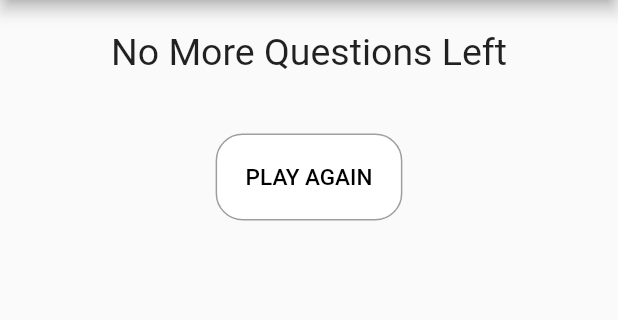
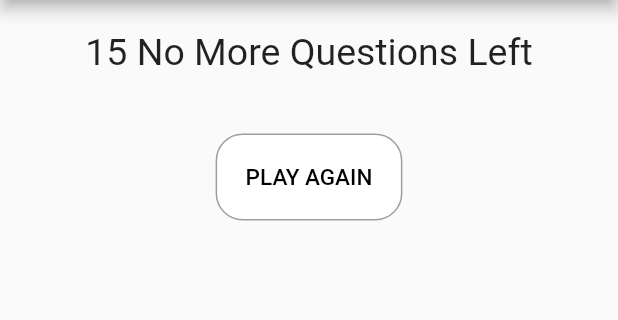
Before and after one commit to ShivamGoyal26/Personality-Quiz-App, a Flutter app: the Crap screen opened directly, after a tap on "Black", after a tap on "Tiger", after a tap on "Bmw", on a phone screen of 412 x 824 dp, the part 84-404 px from its top. Run offline on Flutter 3.47's test engine with Material 2 defaults, Android fonts, the phone set to English and light mode, and no system bars.

Commit message:
3rd commit

```diff
--- a/lib/PersonalityQuiz.dart
+++ b/lib/PersonalityQuiz.dart
@@ -1,4 +1,4 @@
-import 'dart:ffi';
+// import 'dart:ffi';
 
 import 'package:flutter/material.dart';
 import 'package:personality_quiz/main.dart';
@@ -12,6 +12,7 @@ class Crap extends StatefulWidget {
 
 class _CrapState extends State<Crap> {
   var _questionIndex = 0;
+  var _totalscore = 0;
 
   final _personalitytriatquestions = const [
     {
@@ -40,15 +41,14 @@ class _CrapState extends State<Crap> {
     },
   ];
 
-  void _answerQuestion() {
-    // _totalScore = _totalScore + score;
-
+  void _answerQuestion(int score) {
+    _totalscore = _totalscore +score;
     setState(() {
       _questionIndex = _questionIndex + 1;
-      // excute();
     });
   }
-  Void _resetQuiz() {
+
+  void _resetQuiz() {
     Navigator.push(context, MaterialPageRoute(builder: (context) => MyApp()));
   }
 
@@ -60,15 +60,15 @@ class _CrapState extends State<Crap> {
       ),
       body: _questionIndex < _personalitytriatquestions.length
           ? Column(
-              children: <Widget>[
-                Perr(
+            children: <Widget>[
+              Perr(
                   perQue: _personalitytriatquestions,
                   perIndex: _questionIndex,
                   answer: _answerQuestion,
                 ),
-              ],
-            )
-          : Result(_resetQuiz),
+            ],
+          )
+          : Result(_resetQuiz, _totalscore),
     );
   }
 }
--- a/lib/PersonalityTraitQuestions.dart
+++ b/lib/PersonalityTraitQuestions.dart
@@ -13,7 +13,7 @@ class Perr extends StatelessWidget {
       children: <Widget>[
         PersonalityStru(perQue[perIndex]['que']),
         ...(perQue[perIndex]['ans'] as List<Map<String, Object>>).map((val) {
-          return PerAns(val['text'], answer);
+          return PerAns(val['text'], (){answer(val['score']);});
         }).toList()
       ],
     );
--- a/lib/result.dart
+++ b/lib/result.dart
@@ -2,19 +2,18 @@ import 'package:flutter/material.dart';
 
 class Result extends StatelessWidget {
   final Function reset;
-  Result(this.reset);
+  final int score;
+  Result(this.reset, this.score);
   @override
   Widget build(BuildContext context) {
     return Center(
       child: Column(
-        // mainAxisAlignment: MainAxisAlignment.center,
-        // crossAxisAlignment: CrossAxisAlignment.center,
         children: <Widget>[
           Container(
             margin: EdgeInsets.all(20),
             child: Center(
               child: Text(
-                "No More Questions Left",
+                '$score No More Questions Left',
                 style: TextStyle(fontSize: 25),
               ),
             ),
```
Also changed, not shown: lib/peranswer.dart (+4 -6 lines).
